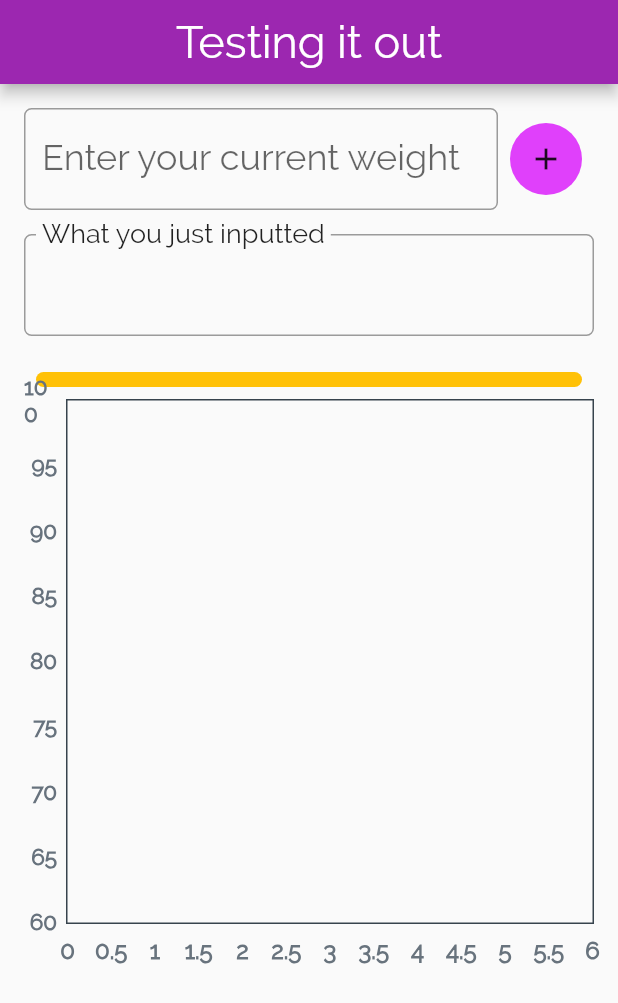
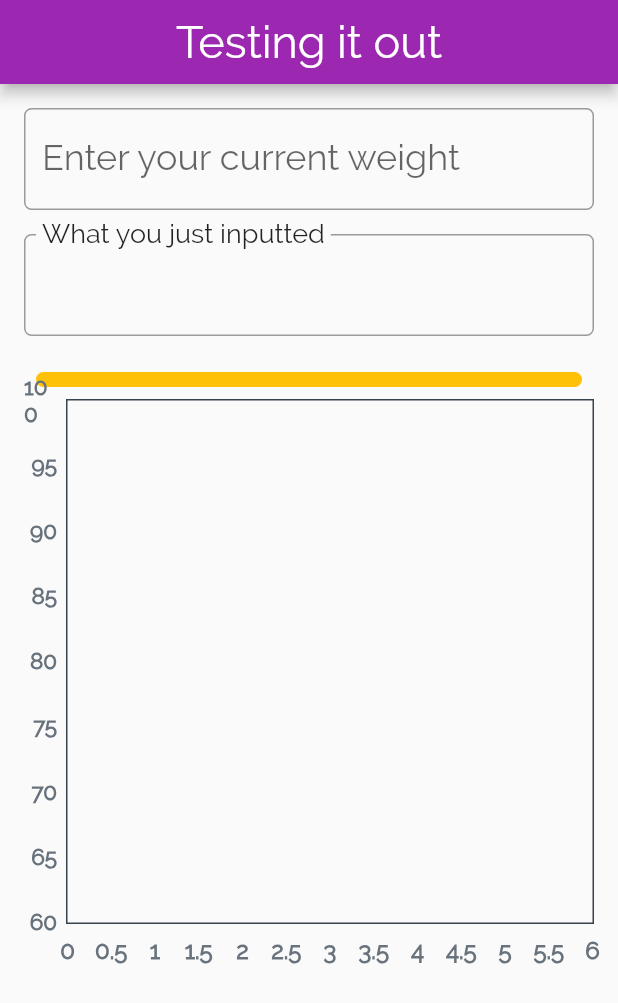
Before and after one commit to deepakmkoshy/WeightTracker, a Flutter app: the screen it shows after launch, on a phone screen of 412 x 824 dp. Shown: the top 1003 px of the screen. Run offline on Flutter 3.47's test engine with Material 2 defaults, Android fonts, the phone set to English and light mode, and no system bars; drawn by our look-alikes of fl_chart; our stand-ins replace cloud_firestore; accounts and stored records are empty.

```diff
--- a/lib/Graph.dart
+++ b/lib/Graph.dart
@@ -1,5 +1,6 @@
 import 'package:flutter/material.dart';
 import 'package:fl_chart/fl_chart.dart';
+import 'package:cloud_firestore/cloud_firestore.dart';
 
 // ignore: must_be_immutable
 class Graph extends StatefulWidget {
--- a/lib/HomePage.dart
+++ b/lib/HomePage.dart
@@ -1,6 +1,7 @@
 import 'package:flutter/cupertino.dart';
 import 'package:flutter/material.dart';
 import 'package:Weight_Tracker/Graph.dart';
+import 'package:cloud_firestore/cloud_firestore.dart';
 
 class MyHomePage extends StatefulWidget {
   // This widget is the home page of your application. It is stateful, meaning
@@ -25,17 +26,19 @@ class _MyHomePageState extends State<MyHomePage> {
     super.initState();
     _input = '';
   }
-
+///TODO: Pass the firestore data while initialising
   void _updateInput(String input) {
     setState(() {
       _input = input;
       weight.add(_input);
-    });
-  }
 
-  void _updateList() {
-    setState(() {
-      weight.add(_input);
+      //Adding the array to firestore
+      final firestore = Firestore.instance;
+      firestore.collection("Weight_List").document("wtlist").updateData(
+        {
+          "weight" : FieldValue.arrayUnion([input]),
+        }
+      );
     });
   }
 
@@ -76,19 +79,7 @@ class _MyHomePageState extends State<MyHomePage> {
                   onSubmitted: _updateInput,
                 ),
               ),
-              Padding(
-                padding: const EdgeInsets.all(8.0),
-                child: Ink(
-                  decoration: const ShapeDecoration(
-                    color: Colors.purpleAccent,
-                    shape: CircleBorder(),
-                  ),
-                  child: IconButton(
-                    icon: Icon(Icons.add),
-                    onPressed: _updateList,
-                  ),
-                ),
-              ),
+
             ],
           ),
           Padding(
--- a/pubspec.yaml
+++ b/pubspec.yaml
@@ -26,6 +26,7 @@ dependencies:
   fl_chart: ^0.11.0
   firebase_core: ^0.4.0+9
   firebase_analytics: ^5.0.2
+  cloud_firestore: ^0.13.7
 
   # The following adds the Cupertino Icons font to your application.
   # Use with the CupertinoIcons class for iOS style icons.
```
Also changed, not shown: pubspec.lock.
